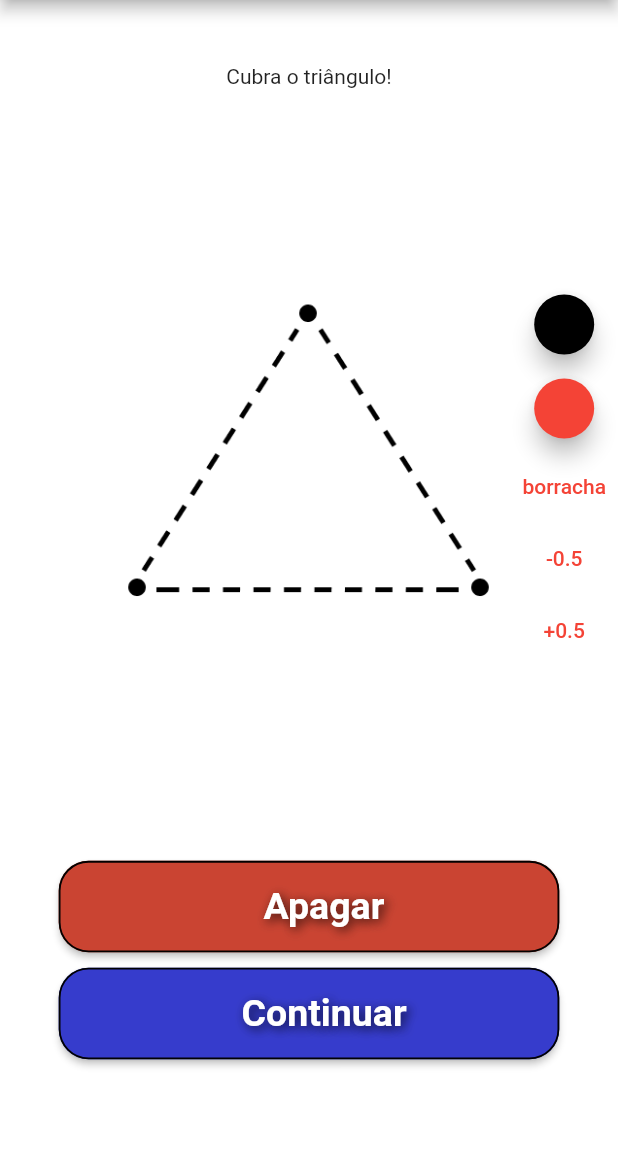
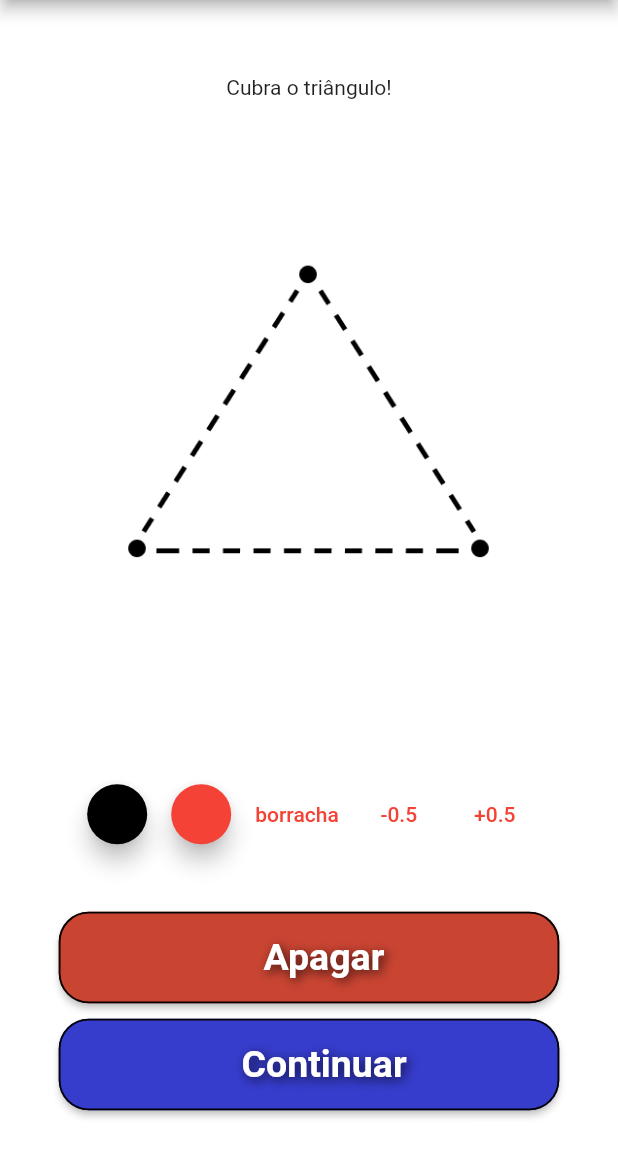
Before and after one commit to viniciusOLN/drawtism, a Flutter app: the LevelPage screen opened by its route, after a tap on an icon or button, on a phone screen of 412 x 824 dp, the part 84-1236 px from its top. Run offline on Flutter 3.47's test engine with Material 2 defaults, Android fonts, the phone set to English and light mode, and no system bars; our stand-ins replace bloc, flutter_bloc, get; missing offline and left inert: image_gallery_saver_v3.

```diff
--- a/lib/app/features/drawpage/presentation/drawpage.dart
+++ b/lib/app/features/drawpage/presentation/drawpage.dart
@@ -1,6 +1,8 @@
 import 'package:drawtism/app/features/drawpage/presentation/controllers/drawing_controller.dart';
 import 'package:drawtism/app/features/drawpage/presentation/drawing_bloc/drawing_bloc.dart';
 import 'package:drawtism/app/features/drawpage/presentation/drawing_bloc/drawing_event.dart';
+import 'package:drawtism/app/features/drawpage/presentation/widgets/row_buttons.dart';
+import 'package:drawtism/app/features/drawpage/presentation/widgets/widget_to_image.dart';
 import 'package:drawtism/app/global/utils/colors.dart';
 import 'package:drawtism/app/global/utils/deviceUtils.dart';
 import 'package:drawtism/app/global/utils/text_styles.dart';
@@ -21,7 +23,6 @@ class DrawPage extends StatelessWidget {
       () => DrawingPageController(),
     );
     final controllerReference = Get.find<DrawingPageController>();
-
     double width = DeviceUtils.width(context);
     final level = (ModalRoute.of(context)?.settings.arguments ??
         <String, dynamic>{}) as Map;
@@ -44,11 +45,14 @@ class DrawPage extends StatelessWidget {
             mainAxisAlignment: MainAxisAlignment.center,
             crossAxisAlignment: CrossAxisAlignment.center,
             children: [
+              SizedBox(height: width * 0.190),
+              Text(
+                level["level"].listTasks[controllerReference.currentDraw].title,
+              ),
               SizedBox(height: width * 0.090),
-              Text(level["level"]
-                  .listTasks[controllerReference.currentDraw]
-                  .title),
-              Stack(
+              WidgetToImage(builder: (key) {
+                controllerReference.keyToImage = key;
+                return Stack(
                   alignment: AlignmentDirectional.center,
                   children: [
                     Image.asset(
@@ -56,9 +60,13 @@ class DrawPage extends StatelessWidget {
                           .listTasks[controllerReference.currentDraw]
                           .urlImage,
                     ),
-                  PaintModule(controller: controllerReference),
+                    PaintModule(),
                   ],
-              ),
+                );
+              }),
+              SizedBox(height: width * 0.090),
+              ColumnButtons(controller: controllerReference),
+              SizedBox(height: width * 0.090),
               CustomContainer(
                 width: width * 0.81,
                 children: [
--- a/lib/app/features/drawpage/presentation/widgets/paint_module.dart
+++ b/lib/app/features/drawpage/presentation/widgets/paint_module.dart
@@ -1,4 +1,5 @@
 import 'package:drawtism/app/features/drawpage/presentation/controllers/drawing_controller.dart';
+import 'package:drawtism/app/global/utils/deviceUtils.dart';
 import 'package:flutter/material.dart';
 import 'package:flutter_bloc/flutter_bloc.dart';
 
@@ -9,17 +10,18 @@ import 'paint_canvas.dart';
 import 'row_buttons.dart';
 
 class PaintModule extends StatelessWidget {
-  DrawingPageController controller;
   PaintModule({
     super.key,
-    required this.controller,
   });
 
   @override
   Widget build(BuildContext context) {
+    double width = DeviceUtils.width(context);
     return Row(
       children: [
-        Expanded(
+        SizedBox(
+          width: width,
+          height: width / 1.1,
           child: ClipPath(
             clipper: CanvasClipper(),
             child:
@@ -30,7 +32,6 @@ class PaintModule extends StatelessWidget {
             }),
           ),
         ),
-        ColumnButtons(controller: controller),
       ],
     );
   }
--- a/lib/app/features/drawpage/presentation/widgets/row_buttons.dart
+++ b/lib/app/features/drawpage/presentation/widgets/row_buttons.dart
@@ -16,7 +16,7 @@ class ColumnButtons extends StatelessWidget {
   @override
   Widget build(BuildContext context) {
     final controllerReference = Get.find<DrawingPageController>();
-    return Column(
+    return Row(
       mainAxisAlignment: MainAxisAlignment.center,
       crossAxisAlignment: CrossAxisAlignment.center,
       children: [
--- /dev/null
+++ b/lib/app/features/drawpage/presentation/widgets/widget_to_image.dart
@@ -0,0 +1,23 @@
+import 'package:flutter/material.dart';
+
+class WidgetToImage extends StatefulWidget {
+  final Function(GlobalKey key) builder;
+  const WidgetToImage({super.key, required this.builder});
+
+  @override
+  State<WidgetToImage> createState() => _WidgetToImageState();
+}
+
+class _WidgetToImageState extends State<WidgetToImage> {
+  final globalkey = GlobalKey();
+
+  @override
+  Widget build(BuildContext context) {
+    return SingleChildScrollView(
+      child: RepaintBoundary(
+        key: globalkey,
+        child: widget.builder(globalkey),
+      ),
+    );
+  }
+}
--- a/pubspec.yaml
+++ b/pubspec.yaml
@@ -38,6 +38,7 @@ dependencies:
   image_gallery_saver_v3: ^1.0.0
   flutter_bloc: ^7.0.0
   get: ^4.6.5
+  path_provider: ^2.0.2
 
 dev_dependencies:
   flutter_test:
```
Also changed, not shown: lib/app/features/drawpage/presentation/controllers/drawing_controller.dart (+30 -1 lines), pubspec.lock, 2 other files. Lines whose indentation alone changed are shown as unchanged.
